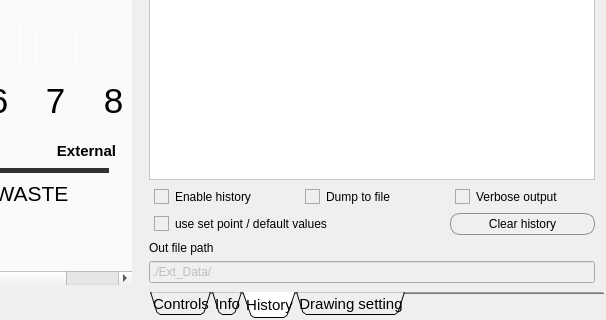
bellonemauro/Labonatip2.0, file apps/Lab-on-a-tip/Lab-on-a-tip.ui: the form before one commit; both pictures show x 782 to 1388 and y 521 to 841 of the 1388 by 841 pixel window.
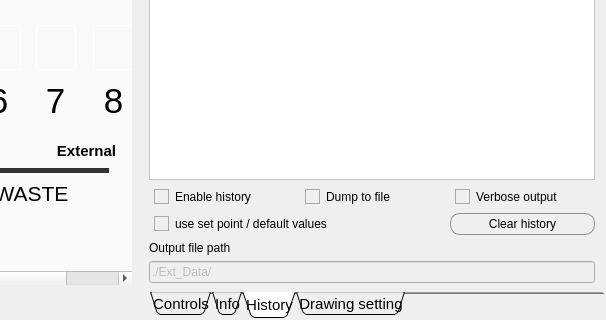
The form after the commit. The open tabs and pages were chosen to show the change. Icons and pictures are not drawn.

```diff
--- a/apps/Lab-on-a-tip/Lab-on-a-tip.ui
+++ b/apps/Lab-on-a-tip/Lab-on-a-tip.ui
@@ -3000,7 +3000,7 @@
    </property>
    <property name="minimumSize">
     <size>
-     <width>403</width>
+     <width>406</width>
      <height>609</height>
     </size>
    </property>
@@ -5592,7 +5592,7 @@
          <item row="13" column="1" colspan="3">
           <widget class="QLabel" name="label_2">
            <property name="text">
-            <string>Out file path</string>
+            <string>Output file path</string>
            </property>
           </widget>
          </item>
```
Left out of the diff: 18 changed lines with no effect on the pictures.
